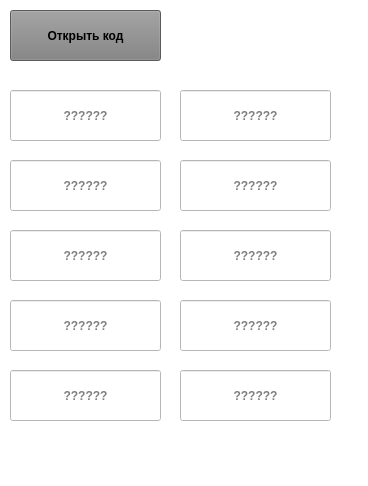
Old version of the form exam/Gerasimenko_191-351/promowindow.ui in the repository DemidGerasim/Exam_REZAS.
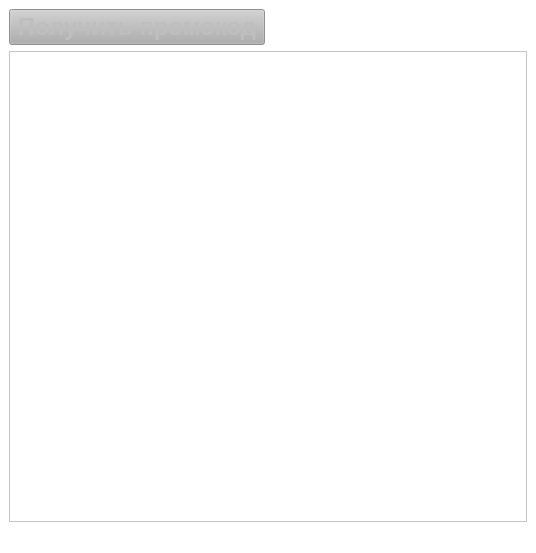
New version of the form.

The edit to the form file:
```diff
--- a/exam/Gerasimenko_191-351/promowindow.ui
+++ b/exam/Gerasimenko_191-351/promowindow.ui
@@ -2,315 +2,69 @@
 <ui version="4.0">
  <class>PromoWindow</class>
  <widget class="QMainWindow" name="PromoWindow">
+  <property name="enabled">
+   <bool>false</bool>
+  </property>
   <property name="geometry">
    <rect>
     <x>0</x>
     <y>0</y>
-    <width>368</width>
-    <height>486</height>
+    <width>536</width>
+    <height>553</height>
    </rect>
   </property>
+  <property name="font">
+   <font>
+    <family>Tahoma</family>
+    <pointsize>12</pointsize>
+   </font>
+  </property>
   <property name="windowTitle">
    <string>Промокоды</string>
   </property>
-  <property name="autoFillBackground">
-   <bool>false</bool>
-  </property>
   <property name="styleSheet">
-   <string notr="true">background-color: rgb(255,255,255);</string>
+   <string notr="true">background-color: rgb(255, 255, 255);</string>
   </property>
   <widget class="QWidget" name="centralwidget">
-   <widget class="QPushButton" name="pushButton">
-    <property name="geometry">
-     <rect>
-      <x>10</x>
-      <y>10</y>
-      <width>151</width>
-      <height>51</height>
-     </rect>
-    </property>
-    <property name="font">
-     <font>
-      <bold>true</bold>
-     </font>
-    </property>
-    <property name="styleSheet">
-     <string notr="true">background-color: rgb(128, 128, 128);</string>
-    </property>
-    <property name="text">
-     <string>Открыть код</string>
-    </property>
-   </widget>
-   <widget class="QLineEdit" name="lineEdit">
-    <property name="geometry">
-     <rect>
-      <x>10</x>
-      <y>90</y>
-      <width>151</width>
-      <height>51</height>
-     </rect>
-    </property>
-    <property name="font">
-     <font>
-      <bold>true</bold>
-     </font>
-    </property>
-    <property name="styleSheet">
-     <string notr="true"/>
-    </property>
-    <property name="alignment">
-     <set>Qt::AlignCenter</set>
-    </property>
-    <property name="readOnly">
-     <bool>true</bool>
-    </property>
-    <property name="placeholderText">
-     <string>??????</string>
-    </property>
-   </widget>
-   <widget class="QLineEdit" name="lineEdit_2">
-    <property name="geometry">
-     <rect>
-      <x>180</x>
-      <y>90</y>
-      <width>151</width>
-      <height>51</height>
-     </rect>
-    </property>
-    <property name="font">
-     <font>
-      <bold>true</bold>
-     </font>
-    </property>
-    <property name="styleSheet">
-     <string notr="true"/>
-    </property>
-    <property name="alignment">
-     <set>Qt::AlignCenter</set>
-    </property>
-    <property name="readOnly">
-     <bool>true</bool>
-    </property>
-    <property name="placeholderText">
-     <string>??????</string>
-    </property>
-   </widget>
-   <widget class="QLineEdit" name="lineEdit_3">
-    <property name="geometry">
-     <rect>
-      <x>10</x>
-      <y>160</y>
-      <width>151</width>
-      <height>51</height>
-     </rect>
-    </property>
-    <property name="font">
-     <font>
-      <bold>true</bold>
-     </font>
-    </property>
-    <property name="styleSheet">
-     <string notr="true"/>
-    </property>
-    <property name="alignment">
-     <set>Qt::AlignCenter</set>
-    </property>
-    <property name="readOnly">
-     <bool>true</bool>
-    </property>
-    <property name="placeholderText">
-     <string>??????</string>
-    </property>
-   </widget>
-   <widget class="QLineEdit" name="lineEdit_4">
-    <property name="geometry">
-     <rect>
-      <x>180</x>
-      <y>160</y>
-      <width>151</width>
-      <height>51</height>
-     </rect>
-    </property>
-    <property name="font">
-     <font>
-      <bold>true</bold>
-     </font>
-    </property>
-    <property name="styleSheet">
-     <string notr="true"/>
-    </property>
-    <property name="alignment">
-     <set>Qt::AlignCenter</set>
-    </property>
-    <property name="readOnly">
-     <bool>true</bool>
-    </property>
-    <property name="placeholderText">
-     <string>??????</string>
-    </property>
-   </widget>
-   <widget class="QLineEdit" name="lineEdit_5">
-    <property name="geometry">
-     <rect>
-      <x>10</x>
-      <y>230</y>
-      <width>151</width>
-      <height>51</height>
-     </rect>
-    </property>
-    <property name="font">
-     <font>
-      <bold>true</bold>
-     </font>
-    </property>
-    <property name="styleSheet">
-     <string notr="true"/>
-    </property>
-    <property name="alignment">
-     <set>Qt::AlignCenter</set>
-    </property>
-    <property name="readOnly">
-     <bool>true</bool>
-    </property>
-    <property name="placeholderText">
-     <string>??????</string>
-    </property>
-   </widget>
-   <widget class="QLineEdit" name="lineEdit_6">
-    <property name="geometry">
-     <rect>
-      <x>180</x>
-      <y>230</y>
-      <width>151</width>
-      <height>51</height>
-     </rect>
-    </property>
-    <property name="font">
-     <font>
-      <bold>true</bold>
-     </font>
-    </property>
-    <property name="styleSheet">
-     <string notr="true"/>
-    </property>
-    <property name="alignment">
-     <set>Qt::AlignCenter</set>
-    </property>
-    <property name="readOnly">
-     <bool>true</bool>
-    </property>
-    <property name="placeholderText">
-     <string>??????</string>
-    </property>
-   </widget>
-   <widget class="QLineEdit" name="lineEdit_7">
-    <property name="geometry">
-     <rect>
-      <x>10</x>
-      <y>300</y>
-      <width>151</width>
-      <height>51</height>
-     </rect>
-    </property>
-    <property name="font">
-     <font>
-      <bold>true</bold>
-     </font>
-    </property>
-    <property name="styleSheet">
-     <string notr="true"/>
-    </property>
-    <property name="alignment">
-     <set>Qt::AlignCenter</set>
-    </property>
-    <property name="readOnly">
-     <bool>true</bool>
-    </property>
-    <property name="placeholderText">
-     <string>??????</string>
-    </property>
-   </widget>
-   <widget class="QLineEdit" name="lineEdit_8">
-    <property name="geometry">
-     <rect>
-      <x>180</x>
-      <y>300</y>
-      <width>151</width>
-      <height>51</height>
-     </rect>
-    </property>
-    <property name="font">
-     <font>
-      <bold>true</bold>
-     </font>
-    </property>
-    <property name="styleSheet">
-     <string notr="true"/>
-    </property>
-    <property name="alignment">
-     <set>Qt::AlignCenter</set>
-    </property>
-    <property name="readOnly">
-     <bool>true</bool>
-    </property>
-    <property name="placeholderText">
-     <string>??????</string>
-    </property>
-   </widget>
-   <widget class="QLineEdit" name="lineEdit_9">
-    <property name="geometry">
-     <rect>
-      <x>10</x>
-      <y>370</y>
-      <width>151</width>
-      <height>51</height>
-     </rect>
-    </property>
-    <property name="font">
-     <font>
-      <bold>true</bold>
-     </font>
-    </property>
-    <property name="styleSheet">
-     <string notr="true"/>
-    </property>
-    <property name="alignment">
-     <set>Qt::AlignCenter</set>
-    </property>
-    <property name="readOnly">
-     <bool>true</bool>
-    </property>
-    <property name="placeholderText">
-     <string>??????</string>
-    </property>
-   </widget>
-   <widget class="QLineEdit" name="lineEdit_10">
-    <property name="geometry">
-     <rect>
-      <x>180</x>
-      <y>370</y>
-      <width>151</width>
-      <height>51</height>
-     </rect>
-    </property>
-    <property name="font">
-     <font>
-      <bold>true</bold>
-     </font>
-    </property>
-    <property name="styleSheet">
-     <string notr="true"/>
-    </property>
-    <property name="alignment">
-     <set>Qt::AlignCenter</set>
-    </property>
-    <property name="readOnly">
-     <bool>true</bool>
-    </property>
-    <property name="placeholderText">
-     <string>??????</string>
-    </property>
-   </widget>
+   <property name="enabled">
+    <bool>false</bool>
+   </property>
+   <layout class="QGridLayout" name="gridLayout">
+    <item row="0" column="0">
+     <widget class="QPushButton" name="pushButton">
+      <property name="enabled">
+       <bool>false</bool>
+      </property>
+      <property name="sizePolicy">
+       <sizepolicy hsizetype="Minimum" vsizetype="Fixed">
+        <horstretch>0</horstretch>
+        <verstretch>0</verstretch>
+       </sizepolicy>
+      </property>
+      <property name="font">
+       <font>
+        <family>Arial</family>
+        <pointsize>18</pointsize>
+        <italic>false</italic>
+        <bold>true</bold>
+       </font>
+      </property>
+      <property name="styleSheet">
+       <string notr="true">background-color: rgb(175, 175, 175);</string>
+      </property>
+      <property name="text">
+       <string>Получить промокод</string>
+      </property>
+     </widget>
+    </item>
+    <item row="1" column="0" colspan="2">
+     <widget class="QListWidget" name="itemListWidget">
+      <property name="styleSheet">
+       <string notr="true">border-color: rgb(0, 0, 0);</string>
+      </property>
+     </widget>
+    </item>
+   </layout>
   </widget>
   <widget class="QMenuBar" name="menubar">
    <property name="geometry">
```
Left out of the diff: 2 changed lines with no effect on the pictures.
